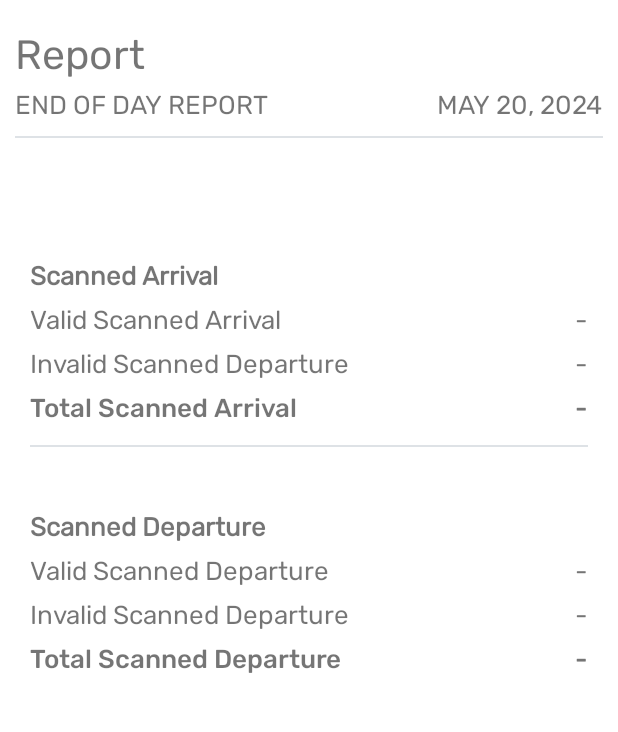
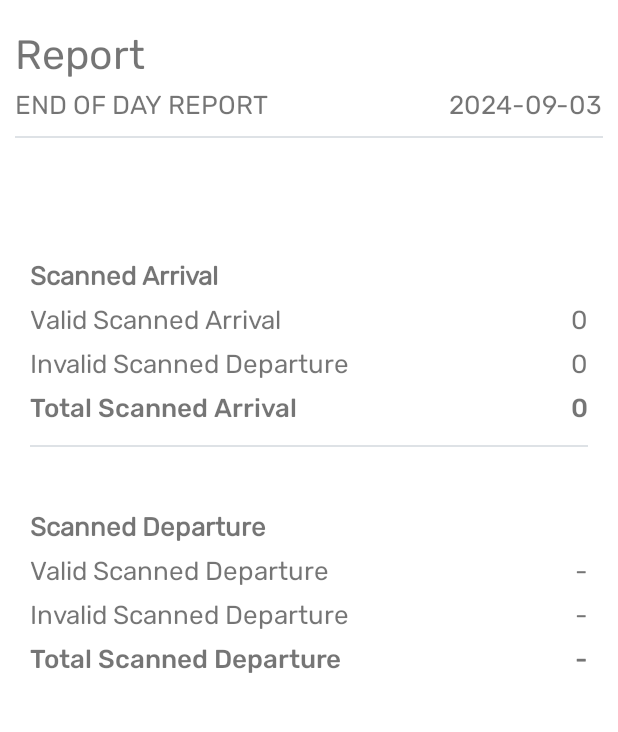
Before and after one commit to Rahisi-Solution/zic_pos, an Android app: the ReportActivity screen opened directly, with no data from a screen before it, on a phone screen of 412 x 824 dp, the part 184-916 px from its top. Run offline under Robolectric (Android 15) with nearby library versions, the light colour scheme and no system bars.

Commit message:
Icon changes

```diff
--- a/app/src/main/java/com/example/zicapp/ReportActivity.java
+++ b/app/src/main/java/com/example/zicapp/ReportActivity.java
@@ -3,11 +3,14 @@ package com.example.zicapp;
 import androidx.appcompat.app.AppCompatActivity;
 
 
+import android.content.Context;
 import android.content.Intent;
+import android.content.SharedPreferences;
 import android.os.Bundle;
 import android.util.Log;
 import android.widget.TextView;
 
+import com.example.zicapp.utils.Config;
 import com.example.zicapp.utils.OfflineDB;
 
 import org.json.JSONArray;
@@ -21,92 +24,58 @@ import java.util.Locale;
 
 public class ReportActivity extends AppCompatActivity {
     OfflineDB offlineDB = new OfflineDB(ReportActivity.this);
+
     TextView validCertificate;
     TextView inValidCertificate;
     TextView totalCertificates;
-    TextView firstCertificate;
-    TextView lastCertificate;
+    TextView officerName;
     String today_date_report;
-
+    String username;
     int valid_certificate;
     int invalid_certificate;
-    int first_certificate;
-    int last_certificate;
     int total_certificates;
 
     @Override
     protected void onCreate(Bundle savedInstanceState) {
         super.onCreate(savedInstanceState);
         setContentView(R.layout.activity_report);
-//
-////        validCertificate = findViewById(R.id.valid_certificates_value);
-////        inValidCertificate = findViewById(R.id.invalid_certificates_value);
-////        totalCertificates = findViewById(R.id.total_certificates_count);
-////        firstCertificate = findViewById(R.id.first_certificate_value);
-////        lastCertificate = findViewById(R.id.last_certificate_value);
-//
-////        valid_certificate = offlineDB.totalCertificates();
-////        invalid_certificate = offlineDB.totalInvalidCertificates();
-////        first_certificate = offlineDB.getFirstCertificate().length();
-////        last_certificate = offlineDB.getLastCertificate().length();
-////        total_certificates = valid_certificate + invalid_certificate;
-////
-////        validCertificate.setText(String.valueOf(valid_certificate));
-////        inValidCertificate.setText(String.valueOf(invalid_certificate));
-////        firstCertificate.setText(String.valueOf(first_certificate));
-////        lastCertificate.setText(String.valueOf(last_certificate));
-////        totalCertificates.setText(String.valueOf(total_certificates));
-//
-//        getFirstCertificate();
-//        getLastCertificate();
-//
-//        showTodayDate();
-//        today_date_report = new SimpleDateFormat("yyyy-MM-dd HH:mm:ss", Locale.getDefault()).format(Calendar.getInstance().getTime());
-//    }
-//
-//    // Get first Certificate Reference Number
-//    public void getFirstCertificate() {
-//        JSONArray firstCheckin = offlineDB.getFirstCertificate();
-//        for (int i = 0; i < firstCheckin.length(); i++) {
-//            try {
-//                JSONObject _firstCheckin = firstCheckin.getJSONObject(i);
-//                String first_certificate_ref = _firstCheckin.getString("reference_number");
-//                firstCertificate.setText(first_certificate_ref);
-//            } catch (JSONException exception) {
-//                exception.printStackTrace();
-//            }
-//        }
-//    }
-//
-//    // Get last Certificate Reference Number
-//    public void getLastCertificate() {
-//        JSONArray lastCheckin = offlineDB.getLastCertificate();
-//
-//        for (int i = 0; i < lastCheckin.length(); i++) {
-//            try {
-//                JSONObject _lastCertificate = lastCheckin.getJSONObject(i);
-//                String last_certificate_ref = _lastCertificate.getString("reference_number");
-//                lastCertificate.setText(last_certificate_ref);
-//            } catch (JSONException exception) {
-//                exception.printStackTrace();
-//            }
-//        }
-//    }
-//
-//    // Call the method to show today's date
-//    public void showTodayDate() {
-//        String todayDate = new SimpleDateFormat("yyyy-MM-dd", Locale.getDefault()).format(new Date());
-//        TextView dateReport = findViewById(R.id.today_date_report);
-//        dateReport.setText(todayDate);
-//    }
-//
-//    // When back button key is presses return to Home Screen
-//    @Override
-//    public void onBackPressed() {
-//        Intent intent = new Intent(ReportActivity.this, HomeActivity.class);
-//        startActivity(intent);
-//        finish();
-//        super.onBackPressed();
-//    }
+
+        officerName = findViewById(R.id.officer_name_report);
+        validCertificate = findViewById(R.id.valid_arrival_value);
+        inValidCertificate = findViewById(R.id.invalid_arrival_value);
+        totalCertificates = findViewById(R.id.total_arrival_count);
+
+        valid_certificate = offlineDB.totalCertificates();
+        invalid_certificate = offlineDB.totalInvalidCertificates();
+        total_certificates = valid_certificate + invalid_certificate;
+
+        validCertificate.setText(String.valueOf(valid_certificate));
+        inValidCertificate.setText(String.valueOf(invalid_certificate));
+        totalCertificates.setText(String.valueOf(total_certificates));
+
+        showTodayDate();
+        today_date_report = new SimpleDateFormat("yyyy-MM-dd HH:mm:ss", Locale.getDefault()).format(Calendar.getInstance().getTime());
+
+        officerName.setText(username);
+        System.out.println(username);
+        officerName.setTextColor(getResources().getColor(R.color.black));
+        SharedPreferences preferences = ReportActivity.this.getSharedPreferences(Config.SHARED_PREF_NAME, Context.MODE_PRIVATE);
+        username = preferences.getString(Config.USER_NAME, "n.a");
+    }
+
+    // Call the method to show today's date
+    public void showTodayDate() {
+        String todayDate = new SimpleDateFormat("yyyy-MM-dd", Locale.getDefault()).format(new Date());
+        TextView dateReport = findViewById(R.id.today_date_report);
+        dateReport.setText(todayDate);
+    }
+
+    // When back button key is presses return to Home Screen
+    @Override
+    public void onBackPressed() {
+        Intent intent = new Intent(ReportActivity.this, HomeActivity.class);
+        startActivity(intent);
+        finish();
+        super.onBackPressed();
+    }
 }
-}
--- a/app/src/main/res/layout/activity_home.xml
+++ b/app/src/main/res/layout/activity_home.xml
@@ -168,7 +168,7 @@
                     app:layout_constraintBottom_toBottomOf="parent"
                     app:layout_constraintTop_toTopOf="parent"
                     app:layout_constraintVertical_bias="0.3"
-                    android:src="@drawable/qr_code"
+                    android:src="@drawable/arrival"
                     app:tint="@color/primary_color" />
 
                 <TextView
@@ -212,7 +212,7 @@
                     app:layout_constraintBottom_toBottomOf="parent"
                     app:layout_constraintTop_toTopOf="parent"
                     app:layout_constraintVertical_bias="0.3"
-                    android:src="@drawable/qr_code"
+                    android:src="@drawable/departure"
                     app:tint="@color/primary_color" />
 
                 <TextView
--- a/app/src/main/res/layout/activity_report.xml
+++ b/app/src/main/res/layout/activity_report.xml
@@ -18,8 +18,7 @@
         app:layout_constraintBottom_toBottomOf="parent"
         app:layout_constraintHorizontal_bias="0"
         app:layout_constraintVertical_bias="0.07"
-        android:layout_marginHorizontal="10dp"
-        />
+        android:layout_marginHorizontal="10dp" />
 
     <TextView
         android:id="@+id/officer_name"
@@ -34,9 +33,7 @@
         app:layout_constraintBottom_toBottomOf="parent"
         app:layout_constraintVertical_bias="0.03"
         app:layout_constraintHorizontal_bias="0"
-        android:layout_marginHorizontal="10dp"
-        />
-
+        android:layout_marginHorizontal="10dp" />
 
     <GridLayout
         android:id="@+id/sample_grid"
@@ -49,8 +46,7 @@
         app:layout_constraintVertical_bias="0.01"
         app:layout_constraintBottom_toBottomOf="parent"
         android:rowCount="1"
-        android:columnCount="2"
-        >
+        android:columnCount="2">
 
         <TextView
             android:layout_height="wrap_content"
@@ -59,8 +55,7 @@
             android:textAllCaps="true"
             android:fontFamily="@font/rubik_regular"
             android:textSize="17sp"
-            android:layout_gravity="start"
-            />
+            android:layout_gravity="start" />
 
         <TextView
             android:id="@+id/today_date_report"
@@ -70,8 +65,7 @@
             android:textAllCaps="true"
             android:fontFamily="@font/rubik_regular"
             android:textSize="17sp"
-            android:layout_gravity="end"
-            />
+            android:layout_gravity="end" />
     </GridLayout>
 
     <View
@@ -85,8 +79,7 @@
         app:layout_constraintVertical_bias="0"
         android:layout_marginHorizontal="10dp"
         android:background="#dee2e6"
-        android:layout_marginTop="10dp"
-        />
+        android:layout_marginTop="10dp" />
 
     <TextView
         android:id="@+id/officer_name_report"
@@ -97,6 +90,7 @@
         android:text="@string/officer_name2"
         android:textAllCaps="true"
         android:textSize="17sp"
+        android:textColor="@color/black"
         app:layout_constraintBottom_toTopOf="@+id/checkin_layout"
         app:layout_constraintEnd_toEndOf="parent"
         app:layout_constraintHorizontal_bias="0.498"
@@ -314,7 +308,6 @@
         app:layout_constraintVertical_bias="0"
         android:layout_marginHorizontal="20dp"
         android:background="#dee2e6"
-        android:layout_marginTop="10dp"
-        />
+        android:layout_marginTop="10dp" />
 
 </androidx.constraintlayout.widget.ConstraintLayout>
--- a/app/src/main/res/values/colors.xml
+++ b/app/src/main/res/values/colors.xml
@@ -2,11 +2,11 @@
 <resources>
     <color name="purple_200">#FFBB86FC</color>
     <color name="purple_500">#FF6200EE</color>
-    <color name="purple_700">#001d3d</color>
+    <color name="purple_700">#001D3D</color>
     <color name="teal_200">#FF03DAC5</color>
     <color name="teal_700">#FF018786</color>
     <color name="black">#FF000000</color>
     <color name="transparent">#00000000</color>
     <color name="white">#FFFFFFFF</color>
-    <color name="primary_color">#001d3d</color>
+    <color name="primary_color">#001D3D</color>
 </resources>
```
Also changed, not shown: app/src/main/res/drawable/arrival.png (added), app/src/main/res/drawable/departure.png (added).
